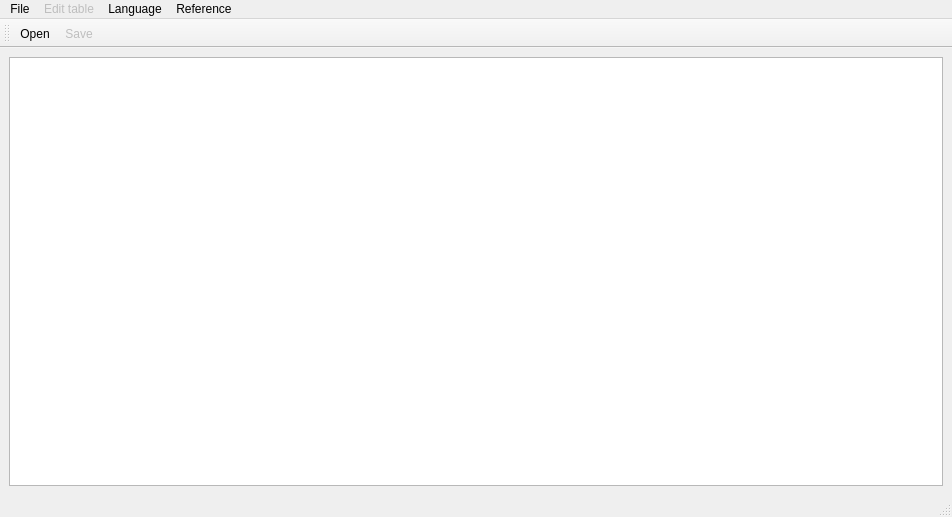
The window that mainwindow.ui (NileET/Qt-CourseProject-Semester-4) describes before a commit, drawn with Qt 5.
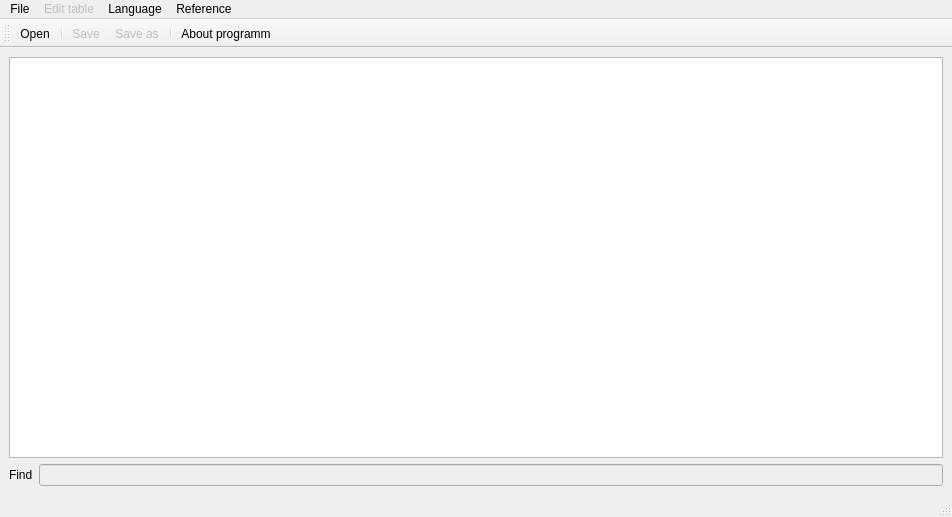
The same window after the commit. Icons and pictures are not drawn.

```diff
--- a/mainwindow.ui
+++ b/mainwindow.ui
@@ -20,14 +20,32 @@
    <string>MainWindow</string>
   </property>
   <widget class="QWidget" name="centralwidget">
-   <layout class="QGridLayout" name="gridLayout">
-    <item row="0" column="0">
+   <layout class="QVBoxLayout" name="verticalLayout">
+    <item>
      <widget class="QTableView" name="tableView">
       <property name="contextMenuPolicy">
        <enum>Qt::CustomContextMenu</enum>
       </property>
      </widget>
     </item>
+    <item>
+     <layout class="QHBoxLayout" name="horizontalLayout">
+      <item>
+       <widget class="QLabel" name="labelFind">
+        <property name="text">
+         <string>Find</string>
+        </property>
+       </widget>
+      </item>
+      <item>
+       <widget class="QLineEdit" name="lineEditFind">
+        <property name="enabled">
+         <bool>false</bool>
+        </property>
+       </widget>
+      </item>
+     </layout>
+    </item>
    </layout>
   </widget>
   <widget class="QMenuBar" name="menubar">
@@ -87,7 +105,11 @@
     <bool>false</bool>
    </attribute>
    <addaction name="actionOpen"/>
+   <addaction name="separator"/>
    <addaction name="actionSave"/>
+   <addaction name="actionSaveAs"/>
+   <addaction name="separator"/>
+   <addaction name="actionAboutProgramm"/>
   </widget>
   <action name="actionExit">
    <property name="icon">
@@ -146,6 +168,18 @@
     <string>About programm</string>
    </property>
   </action>
+  <action name="actionSaveAs">
+   <property name="enabled">
+    <bool>false</bool>
+   </property>
+   <property name="icon">
+    <iconset resource="ico.qrc">
+     <normaloff>:/img/images/save_as.png</normaloff>:/img/images/save_as.png</iconset>
+   </property>
+   <property name="text">
+    <string>Save as...</string>
+   </property>
+  </action>
  </widget>
  <resources>
   <include location="ico.qrc"/>
```
Left out of the diff: 16 changed lines with no effect on the pictures.
